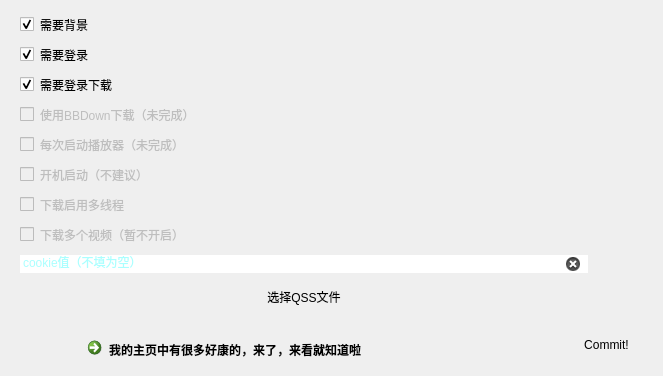
This is setting_ui.ui in lpy12123213/my-bilibili as Qt 5 draws it before an edit. The edited form follows.
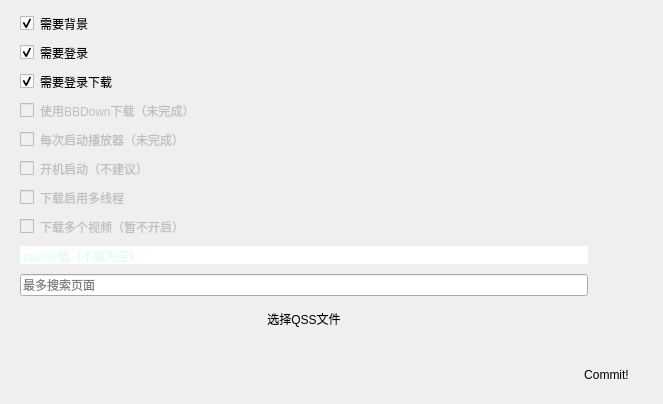
This is the edited form.

```diff
--- a/setting_ui.ui
+++ b/setting_ui.ui
@@ -7,7 +7,7 @@
     <x>0</x>
     <y>0</y>
     <width>663</width>
-    <height>376</height>
+    <height>404</height>
    </rect>
   </property>
   <property name="windowTitle">
@@ -25,7 +25,7 @@
    <property name="geometry">
     <rect>
      <x>560</x>
-     <y>330</y>
+     <y>360</y>
      <width>93</width>
      <height>29</height>
     </rect>
@@ -56,7 +56,7 @@
      <x>20</x>
      <y>10</y>
      <width>581</width>
-     <height>311</height>
+     <height>331</height>
     </rect>
    </property>
    <layout class="QHBoxLayout" name="horizontalLayout">
@@ -173,16 +173,26 @@
 border-radius:20px;</string>
         </property>
         <property name="text">
-         <string extracomment="cookie值">cookie值（不填为空）</string>
+         <string extracomment="cookie值"/>
         </property>
         <property name="frame">
          <bool>false</bool>
         </property>
+        <property name="placeholderText">
+         <string>cookie值（不填为空）</string>
+        </property>
         <property name="clearButtonEnabled">
          <bool>true</bool>
         </property>
        </widget>
       </item>
+      <item>
+       <widget class="QLineEdit" name="mostSearch">
+        <property name="placeholderText">
+         <string>最多搜索页面</string>
+        </property>
+       </widget>
+      </item>
       <item>
        <widget class="QPushButton" name="QSSfile">
         <property name="text">
@@ -204,19 +214,6 @@
     </item>
    </layout>
   </widget>
-  <widget class="QCommandLinkButton" name="commandLinkButton">
-   <property name="geometry">
-    <rect>
-     <x>80</x>
-     <y>330</y>
-     <width>381</width>
-     <height>41</height>
-    </rect>
-   </property>
-   <property name="text">
-    <string>我的主页中有很多好康的，来了，来看就知道啦</string>
-   </property>
-  </widget>
  </widget>
  <resources/>
  <connections/>
```
